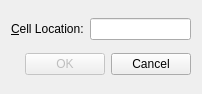
tomxuetoy/Qt_gotocell, file gotocelldialog.ui: the form before one commit.
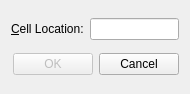
The form after the commit.

What changed in the file:
```diff
--- a/gotocelldialog.ui
+++ b/gotocelldialog.ui
@@ -1,12 +1,12 @@
 <?xml version="1.0" encoding="UTF-8"?>
 <ui version="4.0">
  <class>GoToCellDialog</class>
- <widget class="QWidget" name="GoToCellDialog">
-  <property name="geometry">
+ <widget class="QWidget" name="GoToCellDialog" >
+  <property name="geometry" >
    <rect>
     <x>0</x>
     <y>0</y>
-    <width>202</width>
+    <width>190</width>
     <height>94</height>
    </rect>
   </property>
```
Left out of the diff: 35 changed lines with no effect on the pictures.
